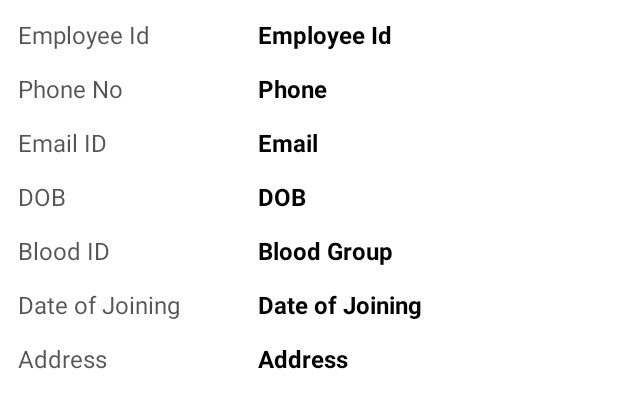
After one commit to SynthiaAtieno/HRMS, an Android app: the layout fragment_overview.xml on its own in the app's theme, with its tools: preview values and no code run, on a phone screen of 412 x 824 dp. The commit adds this screen. Shown: the top 408 px of the screen. Run offline under Robolectric (Android 15) with nearby library versions, the phone set to English and light mode, and no system bars.

Commit message:
Made some changes

```diff
--- a/app/src/main/res/drawable/ic_baseline_person_24.xml
+++ b/app/src/main/res/drawable/ic_baseline_person_24.xml
@@ -4,6 +4,6 @@
     android:viewportWidth="24"
     android:viewportHeight="24">
     <path
-        android:fillColor="@android:color/black"
+        android:fillColor="#77000000"
         android:pathData="M12,12c2.21,0 4,-1.79 4,-4s-1.79,-4 -4,-4 -4,1.79 -4,4 1.79,4 4,4zM12,14c-2.67,0 -8,1.34 -8,4v2h16v-2c0,-2.66 -5.33,-4 -8,-4z" />
 </vector>
--- /dev/null
+++ b/app/src/main/res/layout/fragment_overview.xml
@@ -0,0 +1,177 @@
+<?xml version="1.0" encoding="utf-8"?>
+<RelativeLayout xmlns:android="http://schemas.android.com/apk/res/android"
+    xmlns:tools="http://schemas.android.com/tools"
+    android:layout_width="match_parent"
+    android:layout_height="match_parent"
+    android:orientation="vertical"
+    android:padding="12dp"
+    tools:context=".fragments.profile.OverviewFragment">
+
+
+
+    <LinearLayout
+        android:layout_width="match_parent"
+        android:layout_height="match_parent"
+        android:layout_alignParentStart="true"
+        android:layout_alignParentEnd="true"
+        android:gravity="center"
+        android:orientation="horizontal">
+
+
+        <LinearLayout
+            android:layout_width="wrap_content"
+            android:layout_height="match_parent"
+            android:orientation="vertical">
+
+            <TextView
+                android:layout_width="wrap_content"
+                android:layout_height="wrap_content"
+                android:text="Employee Id"
+                android:textColor="#AA000000"
+                android:textSize="16sp" />
+
+            <TextView
+                android:layout_width="wrap_content"
+                android:layout_height="wrap_content"
+                android:layout_marginEnd="52dp"
+                android:text="Phone No"
+                android:layout_marginTop="14dp"
+                android:textColor="#AA000000"
+                android:textSize="16sp" />
+
+            <TextView
+                android:layout_width="wrap_content"
+                android:layout_height="wrap_content"
+                android:text="Email ID"
+                android:layout_marginTop="14dp"
+                android:textColor="#AA000000"
+                android:textSize="16sp" />
+
+
+            <TextView
+                android:layout_width="wrap_content"
+                android:layout_height="wrap_content"
+                android:layout_marginEnd="52dp"
+                android:text="DOB"
+                android:layout_marginTop="14dp"
+                android:textColor="#AA000000"
+                android:textSize="16sp" />
+
+            <TextView
+                android:layout_width="wrap_content"
+                android:layout_height="wrap_content"
+                android:text="Blood ID"
+                android:layout_marginTop="14dp"
+                android:textColor="#AA000000"
+                android:textSize="16sp" />
+
+            <TextView
+                android:layout_width="wrap_content"
+                android:layout_height="wrap_content"
+                android:layout_marginEnd="52dp"
+                android:text="Date of Joining"
+                android:layout_marginTop="14dp"
+                android:textColor="#AA000000"
+                android:textSize="16sp" />
+
+            <TextView
+                android:layout_width="wrap_content"
+                android:layout_height="wrap_content"
+                android:text="Address"
+                android:layout_marginTop="14dp"
+                android:textColor="#AA000000"
+                android:textSize="16sp" />
+        </LinearLayout>
+
+        <LinearLayout
+            android:layout_width="match_parent"
+            android:layout_height="match_parent"
+            android:orientation="vertical"
+            tools:ignore="UselessParent">
+
+            <TextView
+                android:id="@+id/employee_id"
+                android:layout_width="wrap_content"
+                android:layout_height="wrap_content"
+                android:layout_marginEnd="52dp"
+                android:text="Employee Id"
+                android:textColor="#000"
+                android:textStyle="bold"
+                android:textSize="16sp" />
+
+            <TextView
+                android:id="@+id/employee_phone"
+                android:layout_width="wrap_content"
+                android:layout_height="wrap_content"
+                android:text="Phone"
+                android:layout_marginTop="14dp"
+                android:textStyle="bold"
+                android:textColor="#000"
+                android:textSize="16sp" />
+
+            <TextView
+                android:id="@+id/employee_email"
+                android:layout_width="wrap_content"
+                android:layout_height="wrap_content"
+                android:layout_marginTop="14dp"
+                android:layout_marginEnd="52dp"
+                android:text="Email"
+                android:textStyle="bold"
+                android:textColor="#000"
+                android:textSize="16sp" />
+
+            <TextView
+                android:id="@+id/employee_dob"
+                android:layout_width="wrap_content"
+                android:layout_height="wrap_content"
+                android:text="DOB"
+                android:layout_marginTop="14dp"
+                android:textStyle="bold"
+                android:textColor="#000"
+                android:textSize="16sp" />
+
+
+            <TextView
+                android:id="@+id/employee_blood"
+                android:layout_width="wrap_content"
+                android:layout_height="wrap_content"
+                android:layout_marginEnd="52dp"
+                android:text="Blood Group"
+                android:textColor="#000"
+                android:textStyle="bold"
+                android:layout_marginTop="14dp"
+                android:textSize="16sp" />
+
+            <TextView
+                android:id="@+id/employee_dateofjoining"
+                android:layout_width="wrap_content"
+                android:layout_height="wrap_content"
+                android:text="Date of Joining"
+                android:textColor="#000"
+                android:layout_marginTop="14dp"
+                android:textStyle="bold"
+                android:textSize="16sp" />
+
+            <TextView
+                android:id="@+id/employee_address"
+                android:layout_width="wrap_content"
+                android:layout_height="wrap_content"
+                android:layout_marginEnd="52dp"
+                android:text="Address"
+                android:textStyle="bold"
+                android:layout_marginTop="14dp"
+                android:textColor="#000"
+                android:textSize="16sp" />
+
+
+        </LinearLayout>
+
+
+    </LinearLayout>
+    <ProgressBar
+        android:layout_width="wrap_content"
+        android:layout_height="wrap_content"
+        android:layout_centerInParent="true"
+        android:visibility="gone"
+        android:id="@+id/progressbar"/>
+</RelativeLayout>
```
